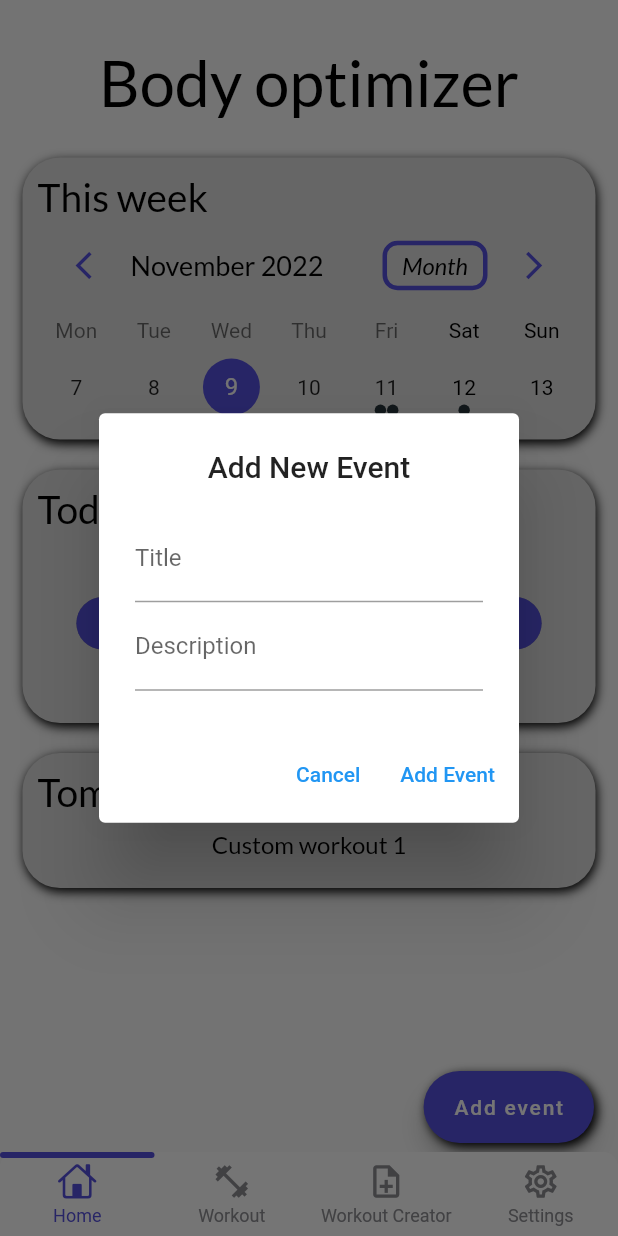
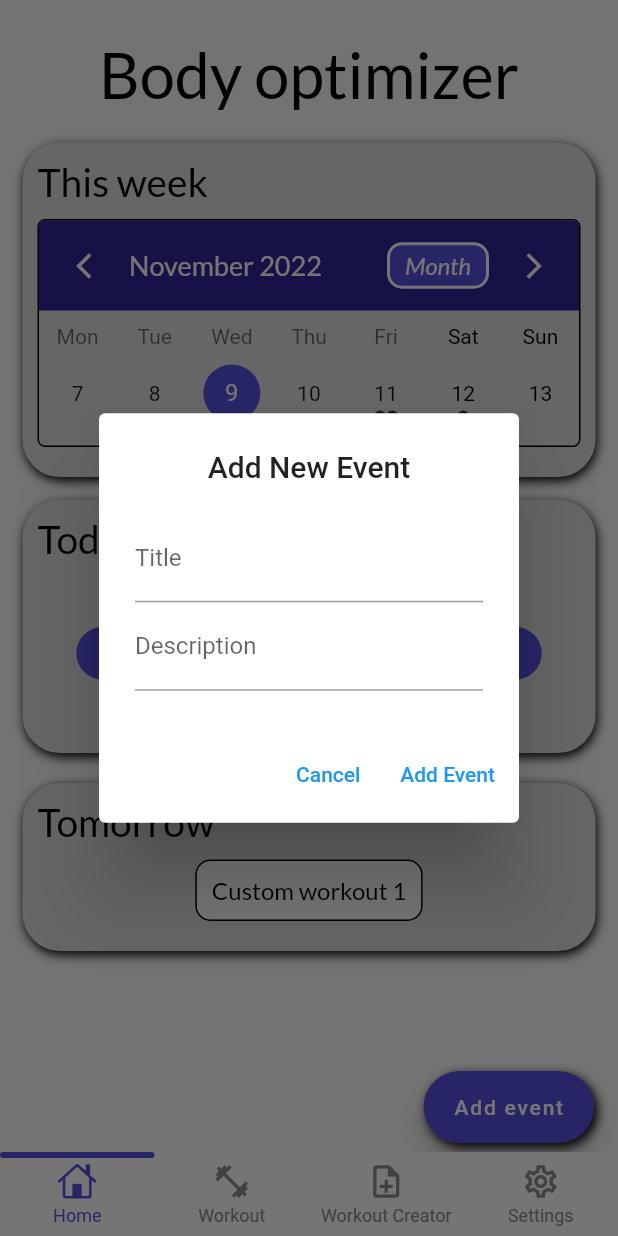
Before and after one commit to dolienn/body_optimizer, a Flutter app: the screen it shows after launch, after a tap on "Add event", on a phone screen of 412 x 824 dp. Run offline on Flutter 3.47's test engine with Material 2 defaults, Android fonts, the light colour scheme and no system bars; drawn by our look-alikes of getwidget, persistent_bottom_nav_bar, table_calendar; our stand-ins replace animated_splash_screen, google_fonts.

Commit message:
Splash screen update + placeholder buttons on events + minor color changes

```diff
--- a/lib/screens/homepage.dart
+++ b/lib/screens/homepage.dart
@@ -33,6 +33,7 @@ class _MyHomePageState extends State<MyHomePage> {
   final titleController = TextEditingController();
   final descpController = TextEditingController();
   String textOnDone = "";
+  int itemCount = 0;
 
   // CALENDAR & PROGRESS BAR INITIALIZATION
   @override
@@ -172,7 +173,7 @@ class _MyHomePageState extends State<MyHomePage> {
                 mainAxisAlignment: MainAxisAlignment.center,
                 children: [
                   Padding(
-                    padding: const EdgeInsets.only(top: 30.0, bottom: 15),
+                    padding: const EdgeInsets.only(top: 25.0, bottom: 15),
                     child: Text(
                       "Body optimizer",
                       style: GoogleFonts.lato(
@@ -184,7 +185,7 @@ class _MyHomePageState extends State<MyHomePage> {
                 ],
               ),
               Container(
-                margin: const EdgeInsets.symmetric(vertical: 10),
+                margin: const EdgeInsets.symmetric(vertical: 5),
                 decoration: BoxDecoration(
                   color: const Color(0xFFDEDEDE),
                   borderRadius: BorderRadius.circular(25),
@@ -210,7 +211,16 @@ class _MyHomePageState extends State<MyHomePage> {
                           ),
                         ],
                       ),
-                      TableCalendar(
+                      Container(
+                        margin: const EdgeInsets.symmetric(vertical: 10),
+                        padding: const EdgeInsets.only(bottom: 10),
+                        decoration: BoxDecoration(
+                          borderRadius: BorderRadius.circular(5),
+                          border: Border.all(
+                            color: Colors.black,
+                          ),
+                        ),
+                        child: TableCalendar(
                           focusedDay: _focusedDay,
                           firstDay: DateTime(2022),
                           lastDay: DateTime(2036),
@@ -219,29 +229,37 @@ class _MyHomePageState extends State<MyHomePage> {
                           rowHeight: 50,
                           daysOfWeekHeight: 25,
                           headerStyle: HeaderStyle(
+                            headerMargin: const EdgeInsets.only(bottom: 5),
+                            decoration: const BoxDecoration(
+                              borderRadius: BorderRadius.only(
+                                topLeft: Radius.circular(4),
+                                topRight: Radius.circular(4),
+                              ),
+                              color: Color(0xFF30249A),
+                            ),
                             titleTextStyle: GoogleFonts.lato(
-                            color: Colors.black,
+                              color: Colors.white,
                               fontSize: 18,
                             ),
                             formatButtonTextStyle: GoogleFonts.lato(
-                            color: Colors.black,
+                              color: Colors.white,
                               fontSize: 16,
                               fontStyle: FontStyle.italic,
                             ),
                             formatButtonDecoration: BoxDecoration(
                               borderRadius: BorderRadius.circular(10),
-                            border: Border.all(
-                                color: PublicVariables().mainColor, width: 3),
+                              border: Border.all(color: Colors.white, width: 2),
+                              color: PublicVariables().mainColor,
                             ),
-                          leftChevronIcon: Icon(
-                            Icons.arrow_back_ios_outlined,
-                            color: PublicVariables().mainColor,
-                            size: 22,
+                            leftChevronIcon: const Icon(
+                              Icons.arrow_back_ios_new_outlined,
+                              color: Colors.white,
+                              size: 20,
                             ),
-                          rightChevronIcon: Icon(
+                            rightChevronIcon: const Icon(
                               Icons.arrow_forward_ios_outlined,
-                            color: PublicVariables().mainColor,
-                            size: 22,
+                              color: Colors.white,
+                              size: 20,
                             ),
                           ),
                           daysOfWeekStyle: const DaysOfWeekStyle(
@@ -281,10 +299,11 @@ class _MyHomePageState extends State<MyHomePage> {
                           },
                           eventLoader: _listOfDayEvents,
                         ),
+                      ),
                       ..._listOfDayEvents(_selectedDate!).map(
                         (myEvents) => Container(
-                          margin: const EdgeInsets.all(10),
-                          padding: const EdgeInsets.only(bottom: 10),
+                          margin: const EdgeInsets.symmetric(
+                              vertical: 10, horizontal: 5),
                           decoration: BoxDecoration(
                             border: Border.all(
                               color: Colors.black,
@@ -297,14 +316,36 @@ class _MyHomePageState extends State<MyHomePage> {
                             title: Row(
                               mainAxisAlignment: MainAxisAlignment.spaceBetween,
                               children: [
-                                Padding(
-                                  padding: const EdgeInsets.only(right: 10.0),
-                                  child: Text(
+                                Text(
                                   "${myEvents['eventTitle']}",
                                   style: GoogleFonts.lato(
                                     color: Colors.black,
                                     fontSize: 18,
                                   ),
+                                ),
+                                Row(
+                                  children: [
+                                    IconButton(
+                                      icon: const Icon(Icons.edit_outlined),
+                                      onPressed: () {},
+                                    ),
+                                    IconButton(
+                                      icon: const Icon(
+                                          Icons.delete_forever_outlined),
+                                      onPressed: () {},
+                                    ),
+                                  ],
+                                ),
+                              ],
+                            ),
+                            subtitle: Row(
+                              mainAxisAlignment: MainAxisAlignment.spaceBetween,
+                              children: [
+                                Text(
+                                  "${myEvents['eventDescp']}",
+                                  style: GoogleFonts.lato(
+                                    color: Colors.black54,
+                                    fontSize: 16,
                                   ),
                                 ),
                                 Row(
@@ -333,13 +374,6 @@ class _MyHomePageState extends State<MyHomePage> {
                                   ],
                                 ),
                               ],
-                            ),
-                            subtitle: Text(
-                              "${myEvents['eventDescp']}",
-                              style: GoogleFonts.lato(
-                                color: Colors.black54,
-                                fontSize: 16,
-                              ),
                             ),
                           ),
                         ),
@@ -467,13 +501,30 @@ class _MyHomePageState extends State<MyHomePage> {
                       Row(
                         mainAxisAlignment: MainAxisAlignment.center,
                         children: [
-                          Padding(
-                            padding: const EdgeInsets.symmetric(vertical: 10.0),
-                            child: Text(
+                          Container(
+                            margin: const EdgeInsets.symmetric(vertical: 10),
+                            decoration: BoxDecoration(
+                              color: Colors.white,
+                              borderRadius: BorderRadius.circular(10),
+                              border: Border.all(
+                                width: 1,
+                                color: Colors.black,
+                              ),
+                            ),
+                            child: Padding(
+                              padding: const EdgeInsets.all(10.0),
+                              child: Row(
+                                mainAxisAlignment:
+                                    MainAxisAlignment.spaceBetween,
+                                children: [
+                                  Text(
                                     workoutTomorrow,
                                     style: GoogleFonts.lato(
                                       color: Colors.black,
                                       fontSize: 16,
+                                    ),
+                                  ),
+                                ],
                               ),
                             ),
                           ),
--- a/lib/screens/splash.dart
+++ b/lib/screens/splash.dart
@@ -13,7 +13,17 @@ class Splash extends StatefulWidget {
 class _Splash extends State<Splash> {
   @override
   Widget build(BuildContext context) {
-    return AnimatedSplashScreen(
+    return SizedBox(
+      width: double.infinity,
+      height: double.infinity,
+      child: GestureDetector(
+        onTap: () {
+          Navigator.push(
+            context,
+            MaterialPageRoute(builder: (context) => const MainPage()),
+          );
+        },
+        child: AnimatedSplashScreen(
           splash: Row(
             mainAxisAlignment: MainAxisAlignment.center,
             children: [
@@ -26,11 +36,13 @@ class _Splash extends State<Splash> {
               ),
             ],
           ),
-      duration: 2000,
+          duration: 3000,
           centered: true,
           splashTransition: SplashTransition.fadeTransition,
           backgroundColor: Colors.white,
           nextScreen: const MainPage(),
+        ),
+      ),
     );
   }
 }
--- a/pubspec.yaml
+++ b/pubspec.yaml
@@ -19,7 +19,6 @@ dependencies:
   getwidget: ^3.0.1
   intl: ^0.17.0
 
-
 dev_dependencies:
   flutter_test:
     sdk: flutter
```
Lines whose indentation alone changed are shown as unchanged.
